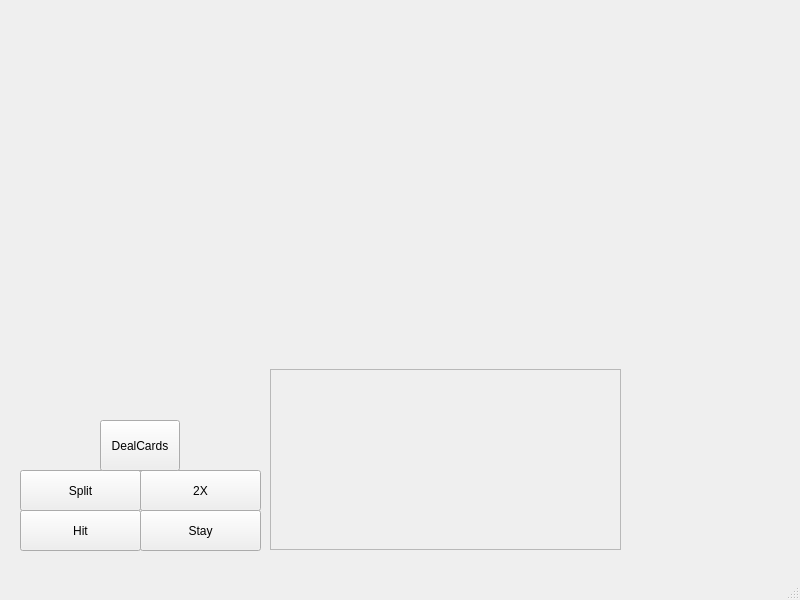
This is blackJackTeacher/levelone.ui in UofU-CS3505/cs3505-assignment9-BradleyBartelt as Qt 5 draws it before an edit. The edited form follows.
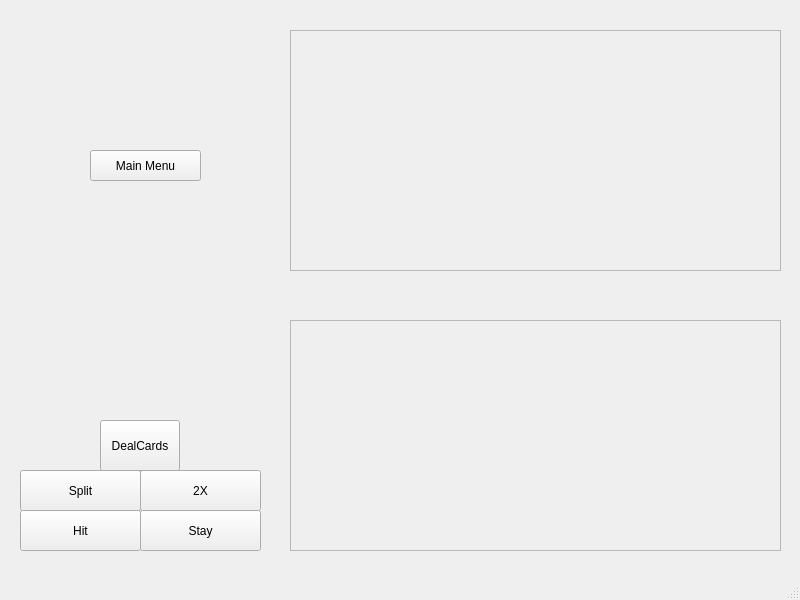
This is the edited form.

The edit to the form file:
```diff
--- a/blackJackTeacher/levelone.ui
+++ b/blackJackTeacher/levelone.ui
@@ -79,13 +79,13 @@
      <string>DealCards</string>
     </property>
    </widget>
-   <widget class="QScrollArea" name="handArea">
+   <widget class="QScrollArea" name="dealerArea">
     <property name="geometry">
      <rect>
-      <x>270</x>
-      <y>369</y>
-      <width>351</width>
-      <height>181</height>
+      <x>290</x>
+      <y>30</y>
+      <width>491</width>
+      <height>241</height>
      </rect>
     </property>
     <property name="widgetResizable">
@@ -96,23 +96,50 @@
       <rect>
        <x>0</x>
        <y>0</y>
-       <width>349</width>
-       <height>179</height>
+       <width>489</width>
+       <height>239</height>
       </rect>
      </property>
-     <widget class="QWidget" name="horizontalLayoutWidget">
-      <property name="geometry">
-       <rect>
-        <x>0</x>
-        <y>10</y>
-        <width>291</width>
-        <height>131</height>
-       </rect>
-      </property>
-      <layout class="QHBoxLayout" name="handOne"/>
-     </widget>
+     <layout class="QHBoxLayout" name="horizontalLayout"/>
     </widget>
    </widget>
+   <widget class="QScrollArea" name="handArea">
+    <property name="geometry">
+     <rect>
+      <x>290</x>
+      <y>320</y>
+      <width>491</width>
+      <height>231</height>
+     </rect>
+    </property>
+    <property name="widgetResizable">
+     <bool>true</bool>
+    </property>
+    <widget class="QWidget" name="scrollAreaWidgetContents_2">
+     <property name="geometry">
+      <rect>
+       <x>0</x>
+       <y>0</y>
+       <width>489</width>
+       <height>229</height>
+      </rect>
+     </property>
+     <layout class="QHBoxLayout" name="horizontalLayout_2"/>
+    </widget>
+   </widget>
+   <widget class="QPushButton" name="pushButton_2">
+    <property name="geometry">
+     <rect>
+      <x>90</x>
+      <y>150</y>
+      <width>111</width>
+      <height>31</height>
+     </rect>
+    </property>
+    <property name="text">
+     <string>Main Menu</string>
+    </property>
+   </widget>
   </widget>
   <widget class="QMenuBar" name="menubar">
    <property name="geometry">
```
